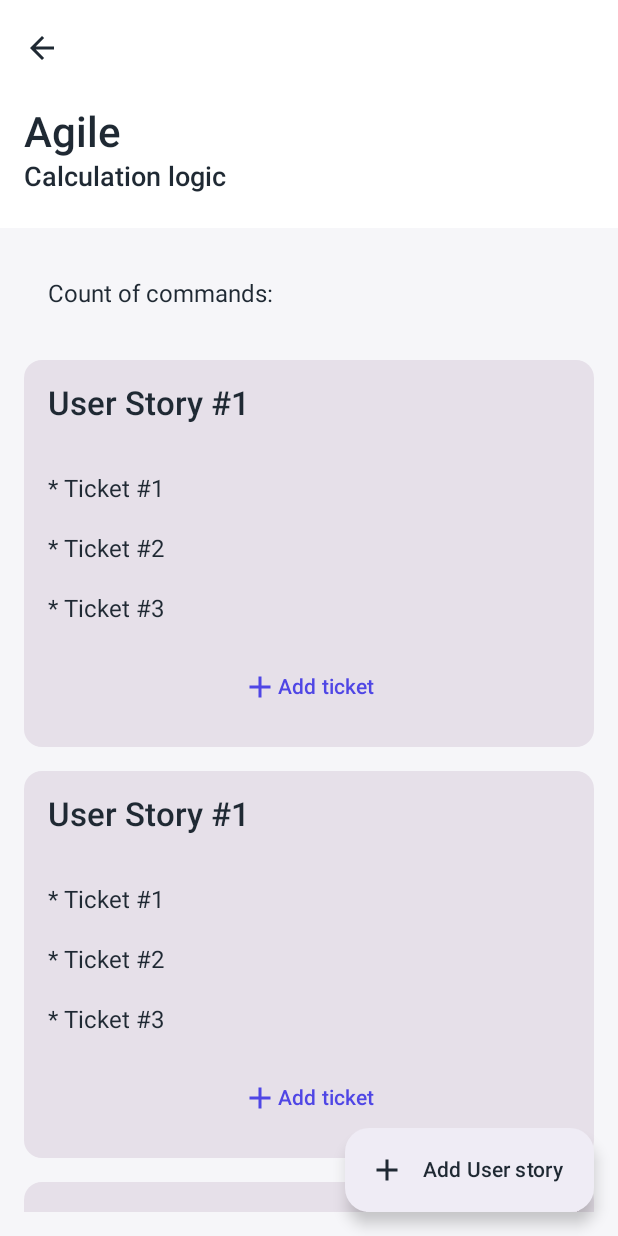
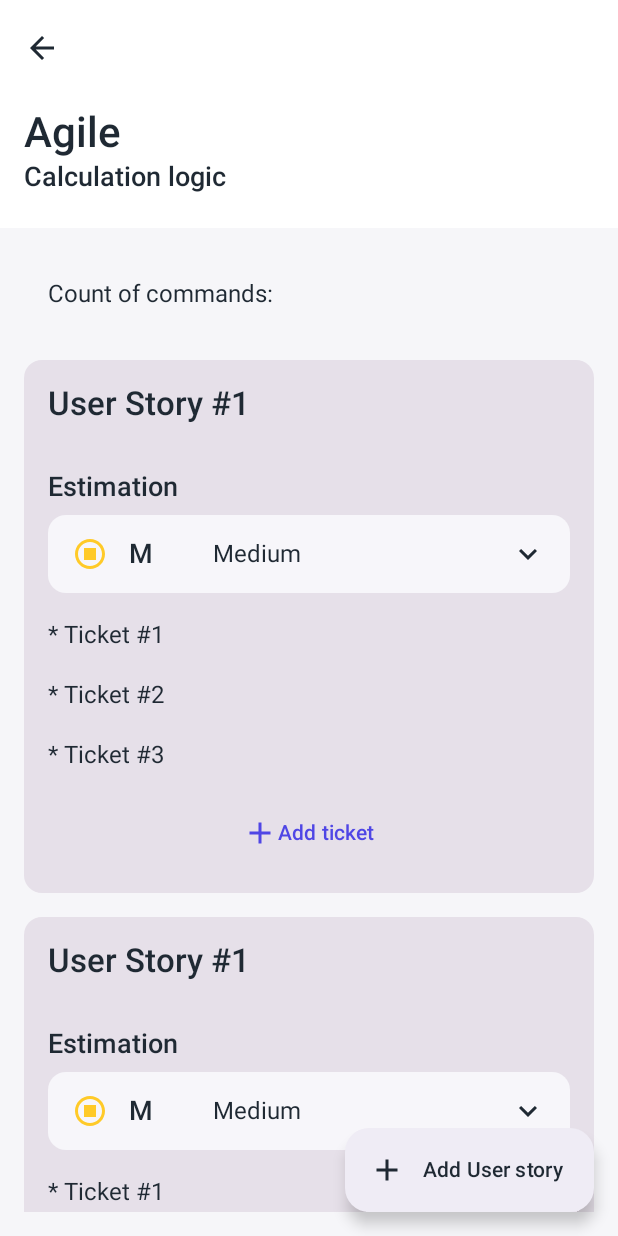
Before and after one commit to Sirelon/AICalories, an Android app built with Jetpack Compose: the screen it shows after launch (MainActivity), on a phone screen of 412 x 824 dp. Run offline under Robolectric (Android 15) with nearby library versions, the light colour scheme and no system bars; our stand-ins replace Material 3 Expressive styles (plain Material 3 is drawn), Navigation 3; libraries missing offline, so code that uses them is left out: com.mohamedrejeb.calf; 5 statements that could not run were skipped.

Commit message:
Add estimation chooser

```diff
--- a/composeApp/src/commonMain/kotlin/com/sirelon/aicalories/features/agile/AgileScreen.kt
+++ b/composeApp/src/commonMain/kotlin/com/sirelon/aicalories/features/agile/AgileScreen.kt
@@ -23,7 +23,9 @@ import androidx.compose.material3.TopAppBarDefaults
 import androidx.compose.runtime.Composable
 import androidx.compose.runtime.derivedStateOf
 import androidx.compose.runtime.getValue
-import androidx.compose.runtime.remember
+import androidx.compose.runtime.mutableStateOf
+import androidx.compose.runtime.saveable.rememberSaveable
+import androidx.compose.runtime.setValue
 import androidx.compose.ui.Modifier
 import androidx.compose.ui.input.nestedscroll.nestedScroll
 import androidx.compose.ui.tooling.preview.Preview
@@ -93,6 +95,8 @@ fun AgileScreen(
 @OptIn(ExperimentalMaterial3ExpressiveApi::class)
 @Composable
 private fun UserStoryCard() {
+    var estimation by rememberSaveable { mutableStateOf(Estimation.M) }
+
     Card(modifier = Modifier.fillMaxWidth()) {
         Text(
             modifier = Modifier.padding(AppDimens.Spacing.xl3),
@@ -103,6 +107,11 @@ private fun UserStoryCard() {
             modifier = Modifier.padding(AppDimens.Spacing.xl3),
             verticalArrangement = Arrangement.spacedBy(AppDimens.Spacing.xl3),
         ) {
+            EstimationChooser(
+                selected = estimation,
+                onSelected = { estimation = it },
+            )
+
             Text("* Ticket #1")
             Text("* Ticket #2")
             Text("* Ticket #3")
--- /dev/null
+++ b/composeApp/src/commonMain/kotlin/com/sirelon/aicalories/features/agile/Estimation.kt
@@ -0,0 +1,53 @@
+package com.sirelon.aicalories.features.agile
+
+import androidx.compose.material.icons.Icons
+import androidx.compose.material.icons.outlined.AspectRatio
+import androidx.compose.material.icons.outlined.Circle
+import androidx.compose.material.icons.outlined.CropSquare
+import androidx.compose.material.icons.outlined.RadioButtonUnchecked
+import androidx.compose.material.icons.outlined.StopCircle
+import androidx.compose.runtime.Composable
+import androidx.compose.ui.graphics.Color
+import androidx.compose.ui.graphics.painter.Painter
+import androidx.compose.ui.graphics.vector.rememberVectorPainter
+
+enum class Estimation {
+    XS,
+    S,
+    M,
+    L,
+    XL,
+}
+
+fun Estimation.code(): String = when (this) {
+    Estimation.XS -> "XS"
+    Estimation.S -> "S"
+    Estimation.M -> "M"
+    Estimation.L -> "L"
+    Estimation.XL -> "XL"
+}
+
+fun Estimation.description(): String = when (this) {
+    Estimation.XS -> "Extra Small"
+    Estimation.S -> "Small"
+    Estimation.M -> "Medium"
+    Estimation.L -> "Large"
+    Estimation.XL -> "Extra Large"
+}
+
+fun Estimation.color(): Color = when (this) {
+    Estimation.XS -> Color(0xFF66BB6A)
+    Estimation.S -> Color(0xFF26C6DA)
+    Estimation.M -> Color(0xFFFFCA28)
+    Estimation.L -> Color(0xFFFFA726)
+    Estimation.XL -> Color(0xFFEF5350)
+}
+
+@Composable
+fun Estimation.icon(): Painter = when (this) {
+    Estimation.XS -> rememberVectorPainter(Icons.Outlined.RadioButtonUnchecked)
+    Estimation.S -> rememberVectorPainter(Icons.Outlined.Circle)
+    Estimation.M -> rememberVectorPainter(Icons.Outlined.StopCircle)
+    Estimation.L -> rememberVectorPainter(Icons.Outlined.CropSquare)
+    Estimation.XL -> rememberVectorPainter(Icons.Outlined.AspectRatio)
+}
--- /dev/null
+++ b/composeApp/src/commonMain/kotlin/com/sirelon/aicalories/features/agile/EstimationChooser.kt
@@ -0,0 +1,153 @@
+package com.sirelon.aicalories.features.agile
+
+import androidx.compose.foundation.clickable
+import androidx.compose.foundation.layout.Arrangement
+import androidx.compose.foundation.layout.Column
+import androidx.compose.foundation.layout.Row
+import androidx.compose.foundation.layout.Spacer
+import androidx.compose.foundation.layout.fillMaxWidth
+import androidx.compose.foundation.layout.height
+import androidx.compose.foundation.layout.padding
+import androidx.compose.foundation.layout.width
+import androidx.compose.material.icons.Icons
+import androidx.compose.material.icons.outlined.Check
+import androidx.compose.material.icons.outlined.ExpandMore
+import androidx.compose.material3.Icon
+import androidx.compose.material3.MaterialTheme
+import androidx.compose.material3.ModalBottomSheet
+import androidx.compose.material3.SheetDefaults
+import androidx.compose.material3.Surface
+import androidx.compose.material3.Text
+import androidx.compose.material3.rememberModalBottomSheetState
+import androidx.compose.runtime.Composable
+import androidx.compose.runtime.mutableStateOf
+import androidx.compose.runtime.remember
+import androidx.compose.runtime.getValue
+import androidx.compose.runtime.setValue
+import androidx.compose.ui.Alignment
+import androidx.compose.ui.Modifier
+import androidx.compose.ui.unit.dp
+import com.sirelon.aicalories.designsystem.AppDimens
+
+@Composable
+fun EstimationChooser(
+    selected: Estimation,
+    onSelected: (Estimation) -> Unit,
+    modifier: Modifier = Modifier,
+) {
+    var isSheetOpen by remember { mutableStateOf(false) }
+    val sheetState = rememberModalBottomSheetState(skipPartiallyExpanded = true)
+
+    Column(
+        modifier = modifier.fillMaxWidth(),
+        verticalArrangement = Arrangement.spacedBy(AppDimens.Spacing.m),
+    ) {
+        Text(
+            text = "Estimation",
+            style = MaterialTheme.typography.titleMedium,
+        )
+        Surface(
+            modifier = Modifier.fillMaxWidth(),
+            tonalElevation = 1.dp,
+            shape = MaterialTheme.shapes.medium,
+            onClick = { isSheetOpen = true },
+        ) {
+            Row(
+                modifier = Modifier
+                    .fillMaxWidth()
+                    .padding(horizontal = AppDimens.Spacing.xl3, vertical = AppDimens.Spacing.xl2),
+                horizontalArrangement = Arrangement.SpaceBetween,
+                verticalAlignment = Alignment.CenterVertically,
+            ) {
+                EstimationContent(estimation = selected)
+                Icon(
+                    imageVector = Icons.Outlined.ExpandMore,
+                    contentDescription = null,
+                )
+            }
+        }
+    }
+
+    if (isSheetOpen) {
+        ModalBottomSheet(
+            onDismissRequest = { isSheetOpen = false },
+            sheetState = sheetState,
+            dragHandle = { SheetDefaults.DragHandle() },
+        ) {
+            Column(
+                modifier = Modifier
+                    .fillMaxWidth()
+                    .padding(
+                        vertical = AppDimens.Spacing.xl4,
+                        horizontal = AppDimens.Spacing.xl4,
+                    ),
+                verticalArrangement = Arrangement.spacedBy(AppDimens.Spacing.xl3),
+            ) {
+                Text(
+                    text = "Select estimation",
+                    style = MaterialTheme.typography.titleLarge,
+                )
+                Estimation.entries.forEach { estimation ->
+                    EstimationOption(
+                        estimation = estimation,
+                        isSelected = estimation == selected,
+                        onClick = {
+                            onSelected(estimation)
+                            isSheetOpen = false
+                        },
+                    )
+                }
+                Spacer(modifier = Modifier.height(AppDimens.Spacing.xl5))
+            }
+        }
+    }
+}
+
+@Composable
+private fun EstimationOption(
+    estimation: Estimation,
+    isSelected: Boolean,
+    onClick: () -> Unit,
+) {
+    Row(
+        modifier = Modifier
+            .fillMaxWidth()
+            .clickable(onClick = onClick)
+            .padding(vertical = AppDimens.Spacing.xl2),
+        horizontalArrangement = Arrangement.SpaceBetween,
+        verticalAlignment = Alignment.CenterVertically,
+    ) {
+        EstimationContent(estimation = estimation)
+        if (isSelected) {
+            Icon(
+                imageVector = Icons.Outlined.Check,
+                contentDescription = null,
+                tint = estimation.color(),
+            )
+        }
+    }
+}
+
+@Composable
+private fun EstimationContent(estimation: Estimation) {
+    Row(
+        horizontalArrangement = Arrangement.spacedBy(AppDimens.Spacing.xl2),
+        verticalAlignment = Alignment.CenterVertically,
+    ) {
+        Icon(
+            painter = estimation.icon(),
+            contentDescription = null,
+            tint = estimation.color(),
+        )
+        Text(
+            text = estimation.code(),
+            style = MaterialTheme.typography.titleMedium,
+        )
+        Spacer(modifier = Modifier.width(AppDimens.Spacing.xl))
+        Text(
+            text = estimation.description(),
+            style = MaterialTheme.typography.bodyMedium,
+            color = MaterialTheme.colorScheme.onSurfaceVariant,
+        )
+    }
+}
```
